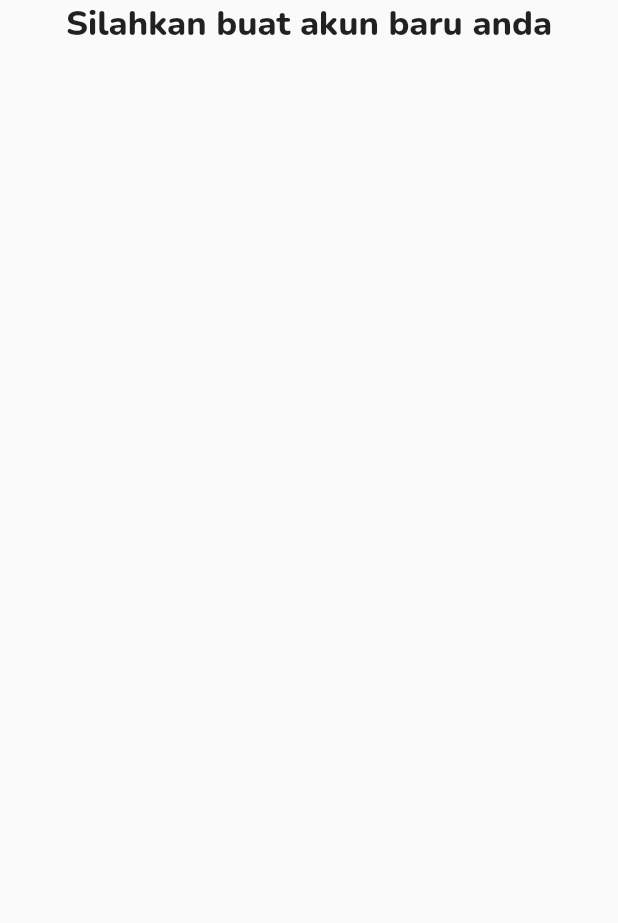
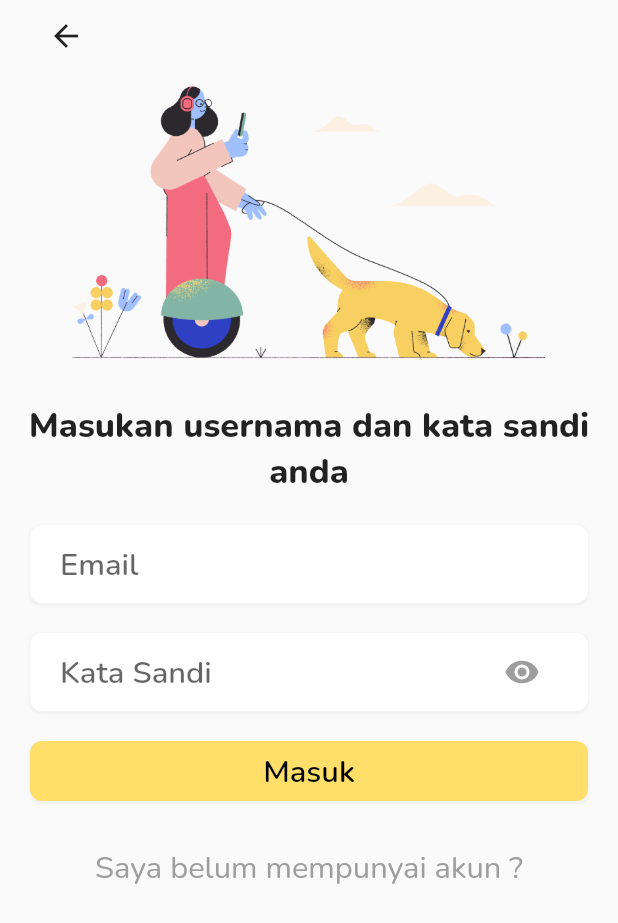
Before and after one commit to dewaprabawa/sr_project_flutter, a Flutter app: the SignInView screen opened by its route, on a phone screen of 412 x 824 dp. Shown: the top 923 px of the screen. Run offline on Flutter 3.47's test engine with Material 2 defaults, Android fonts, the light colour scheme and no system bars; our stand-ins replace flutter_screenutil, google_fonts.

Commit message:
add sign in and signup

```diff
--- a/lib/app/views/auth/sign_in_view.dart
+++ b/lib/app/views/auth/sign_in_view.dart
@@ -1,16 +1,54 @@
 import 'package:flutter/material.dart';
 import 'package:flutter_screenutil/flutter_screenutil.dart';
 import 'package:google_fonts/google_fonts.dart';
-
+import 'package:sr_project_flutter/app/widgets/font_styles.dart';
+import 'package:sr_project_flutter/app/widgets/primary_button.dart';
+import 'package:sr_project_flutter/app/widgets/themes.dart';
 
 class SignInView extends StatelessWidget {
   const SignInView({Key? key}) : super(key: key);
 
-    Widget headerTitle() {
+  Widget headerTitle() {
     return Text(
-      "Silahkan buat akun baru anda",
-      style: GoogleFonts.nunito(
-          fontWeight: FontWeight.w800, fontSize: ScreenUtil().setSp(20)),
+      "Masukan usernama dan kata sandi anda",
+      style: UIFontStyles.primaryHeaderFont,
+      textAlign: TextAlign.center,
+    );
+  }
+
+  Widget textFormField(String hintText,
+      {bool isRearIconEnable = false, Widget? rearWidget}) {
+    return Container(
+      decoration: BoxDecoration(
+        color: Colors.white,
+        borderRadius: BorderRadius.circular(8),
+        boxShadow: [
+          BoxShadow(
+              color: Colors.grey.withOpacity(0.1),
+              offset: const Offset(0, 1),
+              blurRadius: 0.5,
+              spreadRadius: 0.5)
+        ],
+      ),
+      padding: const EdgeInsets.symmetric(horizontal: 20),
+      margin: const EdgeInsets.symmetric(horizontal: 20),
+      child: TextFormField(
+        textInputAction: TextInputAction.next,
+        style: UIFontStyles.textInputFont,
+        decoration: InputDecoration(
+          suffixIcon: isRearIconEnable ? rearWidget : const SizedBox(),
+          hintText: hintText,
+          hintStyle: UIFontStyles.primaryButtonFont,
+          enabledBorder: InputBorder.none,
+          focusedBorder: InputBorder.none,
+        ),
+      ),
+    );
+  }
+
+  Widget imageIllustration() {
+    return Container(
+      child: Image.asset("assets/pablo-hoverboard.png", height: 200),
     );
   }
 
@@ -18,12 +56,66 @@ class SignInView extends StatelessWidget {
   Widget build(BuildContext context) {
     return Container(
       color: Colors.white,
-      child: SafeArea(child: Scaffold(
+      child: SafeArea(
+          child: Scaffold(
         body: ListView(
           children: [
-            Column(children: [
-              headerTitle()
-            ],)
+            Padding(
+              padding: const EdgeInsets.only(left: 20),
+              child: Row(
+                children: [
+                  IconButton(
+                      onPressed: () {
+                        Navigator.pop(context);
+                      },
+                      icon: const Icon(Icons.arrow_back)),
+                ],
+              ),
+            ),
+            imageIllustration(),
+            Column(
+              children: [
+                const SizedBox(
+                  height: 20,
+                ),
+                headerTitle(),
+                const SizedBox(
+                  height: 20,
+                ),
+                textFormField("Email"),
+                const SizedBox(
+                  height: 20,
+                ),
+                textFormField("Kata Sandi",
+                    isRearIconEnable: true,
+                    rearWidget: InkWell(
+                      onTap: () {},
+                      child: const Icon(
+                        Icons.visibility,
+                        color: Colors.grey,
+                      ),
+                    )),
+                const SizedBox(
+                  height: 20,
+                ),
+                PrimaryButton(
+                    buttonText: "Masuk",
+                    width: double.infinity,
+                    height: 40,
+                    backgroundColor: UIcolor.primaryOrangeColor,
+                    borderRadius: BorderRadius.circular(8),
+                    buttonTextColor: UIcolor.primaryBlack),
+                const SizedBox(
+                  height: 20,
+                ),
+                TextButton(
+                    onPressed: () {},
+                    child: Text(
+                      "Saya belum mempunyai akun ?",
+                      style: UIFontStyles.normalParagraphFont,
+                    ))
+              ],
+            )
           ],
         ),
       )),
--- a/lib/app/views/auth/sign_up_view.dart
+++ b/lib/app/views/auth/sign_up_view.dart
@@ -15,7 +15,7 @@ class SignUpView extends StatelessWidget {
     );
   }
 
-  Widget textFormField(String hintText) {
+  Widget textFormField(String hintText,{bool isRearIconEnable = false, Widget? rearWidget}) {
     return Container(
       decoration: BoxDecoration(
         color: Colors.white,
@@ -23,7 +23,7 @@ class SignUpView extends StatelessWidget {
         boxShadow: [
           BoxShadow(
               color: Colors.grey.withOpacity(0.1),
-              offset: Offset(0, 1),
+              offset: const Offset(0, 1),
               blurRadius: 0.5,
               spreadRadius: 0.5)
         ],
@@ -34,12 +34,19 @@ class SignUpView extends StatelessWidget {
         textInputAction: TextInputAction.next,
         style: UIFontStyles.textInputFont,
         decoration: InputDecoration(
+          suffixIcon: isRearIconEnable ? rearWidget : const SizedBox(),
           hintText: hintText,
           hintStyle: UIFontStyles.primaryButtonFont,
           enabledBorder: InputBorder.none,
           focusedBorder: InputBorder.none,
         ),
       ),
+    );
+  }
+
+   Widget imageIllustration() {
+    return Container(
+      child: Image.asset("assets/abstract-watchman.png", height: 200),
     );
   }
 
@@ -51,20 +58,34 @@ class SignUpView extends StatelessWidget {
           child: Scaffold(
         body: ListView(
           children: [
-            const SizedBox(
-                  height: 50,
-                ),
+               Padding(
+               padding: const EdgeInsets.only(left:20),
+               child: Row(children:  [
+               IconButton(onPressed: (){
+                 Navigator.pop(context);
+               }, icon: const Icon(Icons.arrow_back)),
+               ],),
+             ),
+             imageIllustration(),
             Column(
               children: [
                 headerTitle(),
                 const SizedBox(
                   height: 20,
                 ),
-                textFormField("Alamat email"),
+                textFormField("Nama"),
                 const SizedBox(
                   height: 20,
                 ),
-                textFormField("Password"),
+                textFormField("Email"),
+                const SizedBox(
+                  height: 20,
+                ),
+                textFormField("Kata Sandi", isRearIconEnable: true, rearWidget: InkWell(onTap: (){
+
+                },
+                child: const Icon(Icons.visibility, color: Colors.grey,),
+                )),
                 const SizedBox(
                   height: 20,
                 ),
```
Also changed, not shown: assets/abstract-watchman.png (added), assets/pablo-hoverboard.png (added), sc_1.png, sc_2.png (added), sc_3.png (added).
